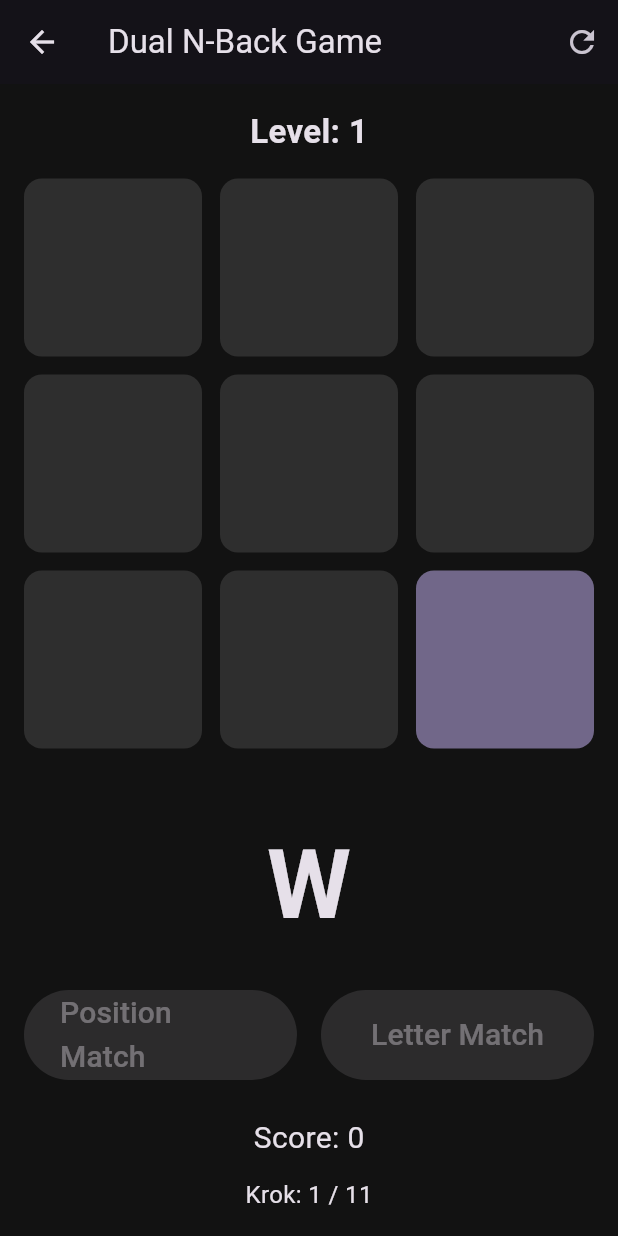
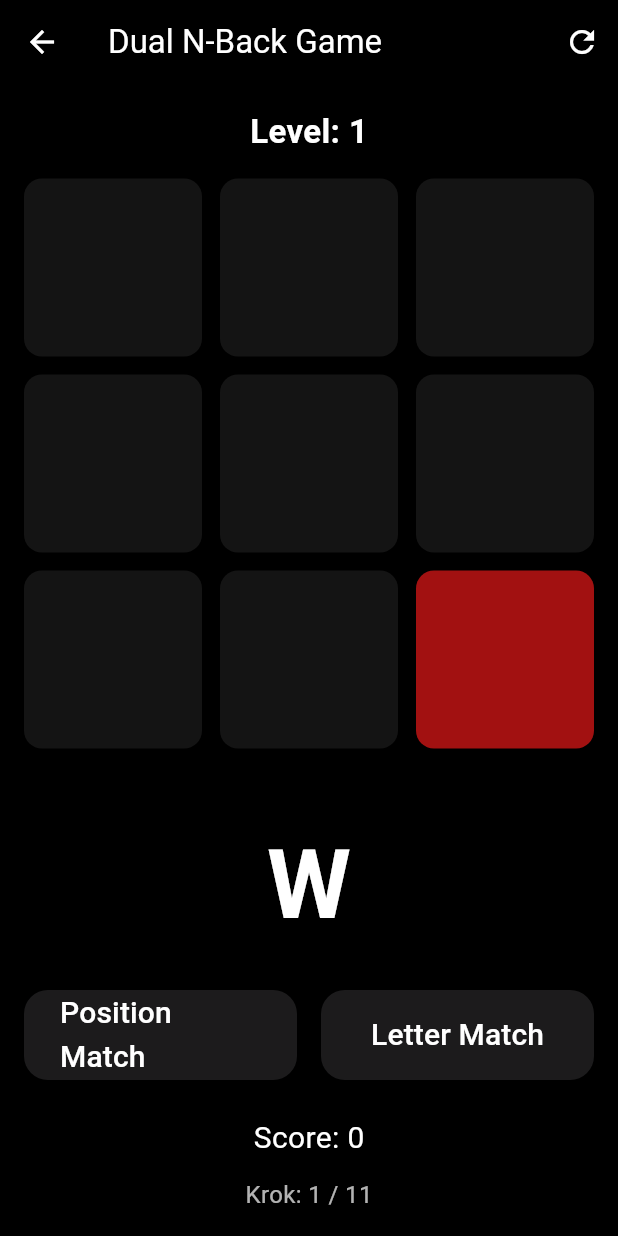
Before and after one commit to Kacpay/Fullstack_Projekt, a Flutter app: the HomePage screen opened directly, after a tap on the "play arrow" icon, on a phone screen of 412 x 824 dp. Run offline on Flutter 3.47's test engine with Material 3 defaults, Android fonts, the phone set to English and light mode, and no system bars; our stand-ins replace fl_chart, flutter_riverpod, fpdart, riverpod_annotation, shared_preferences; accounts and stored records are empty; generated files the repository leaves out were written again.

Commit message:
Dostosowanie kolorów widoku

```diff
--- a/client/lib/features/home/view/pages/home_page.dart
+++ b/client/lib/features/home/view/pages/home_page.dart
@@ -1,4 +1,5 @@
 import 'package:client/core/providers/current_user_notifier.dart';
+import 'package:client/core/theme/app_pallete.dart';
 import 'package:client/features/home/view/pages/n_back_game_page.dart';
 import 'package:client/features/home/view/pages/n_back_stats_page.dart';
 import 'package:flutter/material.dart';
@@ -12,6 +13,8 @@ class HomePage extends ConsumerWidget {
     final user = ref.watch(currentUserNotifierProvider);
 
     return Scaffold(
+      // Tło pozostaje czarne
+      backgroundColor: Colors.black,
       body: Padding(
         padding: const EdgeInsets.all(24.0),
         child: Column(
@@ -22,6 +25,7 @@ class HomePage extends ConsumerWidget {
               style: const TextStyle(
                 fontSize: 24,
                 fontWeight: FontWeight.bold,
+                color: Colors.white,
               ),
             ),
             const Spacer(),
@@ -30,6 +34,7 @@ class HomePage extends ConsumerWidget {
               style: TextStyle(
                 fontSize: 48,
                 fontWeight: FontWeight.bold,
+                color: Colors.white,
               ),
             ),
             Center(
@@ -41,7 +46,7 @@ class HomePage extends ConsumerWidget {
                     shape: RoundedRectangleBorder(
                       borderRadius: BorderRadius.circular(32),
                     ),
-                    backgroundColor: Theme.of(context).colorScheme.primary,
+                    backgroundColor: Pallete.gradient1, // gradient2 jak w auth
                     elevation: 8,
                   ),
                   onPressed: () {
@@ -61,21 +66,23 @@ class HomePage extends ConsumerWidget {
               ),
             ),
             const SizedBox(height: 32),
-            Text(
-              'Current Level:',
-              style: const TextStyle(
-                fontSize: 22,
-                fontWeight: FontWeight.w500,
-              ),
-            ),
+            //TODO display current level
+            // Text(
+            //   'Current Level:',
+            //   style: const TextStyle(
+            //     fontSize: 22,
+            //     fontWeight: FontWeight.w500,
+            //   ),
+            // ),
             const Spacer(),
             Row(
               children: [
                 Expanded(
                   child: ElevatedButton.icon(
-                    icon: const Icon(Icons.bar_chart),
-                    label: const Text('Stats'),
+                    icon: const Icon(Icons.bar_chart, color: Colors.white),
+                    label: const Text('Stats', style: TextStyle(color: Colors.white)),
                     style: ElevatedButton.styleFrom(
+                      backgroundColor: Pallete.gradient1, // gradient1 jak w auth
                       shape: RoundedRectangleBorder(
                         borderRadius: BorderRadius.circular(8),
                       ),
@@ -95,9 +102,10 @@ class HomePage extends ConsumerWidget {
                 const SizedBox(width: 16),
                 Expanded(
                   child: ElevatedButton.icon(
-                    icon: const Icon(Icons.settings),
-                    label: const Text('Settings'),
+                    icon: const Icon(Icons.settings, color: Colors.white),
+                    label: const Text('Settings', style: TextStyle(color: Colors.white)),
                     style: ElevatedButton.styleFrom(
+                      backgroundColor: Pallete.gradient1, // gradient2 jak w auth
                       shape: RoundedRectangleBorder(
                         borderRadius: BorderRadius.circular(8),
                       ),
--- a/client/lib/features/home/view/pages/n_back_game_page.dart
+++ b/client/lib/features/home/view/pages/n_back_game_page.dart
@@ -5,6 +5,7 @@ import '../../model/game_result_model.dart';
 import 'package:flutter_riverpod/flutter_riverpod.dart';
 import 'package:client/core/providers/current_user_notifier.dart';
 import 'package:client/features/home/repositories/home_local_repository.dart';
+import 'package:client/core/theme/app_pallete.dart';
 
 class NBackGamePage extends ConsumerStatefulWidget {
   const NBackGamePage({super.key});
@@ -131,15 +132,15 @@ class _NBackGamePageState extends ConsumerState<NBackGamePage> {
     showDialog(
       context: context,
       builder: (_) => AlertDialog(
-        title: const Text('Koniec gry'),
-        content: Text('Twój wynik: ${viewModel!.score}'),
+        title: const Text('Session Ended'),
+        content: Text('Score: ${viewModel!.score}'),
         actions: [
           TextButton(
             onPressed: () {
               Navigator.of(context).pop();
               _initGame();
             },
-            child: const Text('Zagraj ponownie'),
+            child: const Text('Play Again'),
           ),
         ],
       ),
@@ -160,6 +161,8 @@ class _NBackGamePageState extends ConsumerState<NBackGamePage> {
     return Scaffold(
       appBar: AppBar(
         title: const Text('Dual N-Back Game'),
+        backgroundColor: Colors.black,
+        foregroundColor: Colors.white,
         actions: [
           IconButton(
             icon: const Icon(Icons.refresh),
@@ -174,13 +177,14 @@ class _NBackGamePageState extends ConsumerState<NBackGamePage> {
           ),
         ],
       ),
+      backgroundColor: Colors.black,
       body: Padding(
         padding: const EdgeInsets.all(16.0),
         child: Column(
           children: [
             Text(
               'Level: ${viewModel!.level}',
-              style: const TextStyle(fontSize: 22, fontWeight: FontWeight.bold),
+              style: const TextStyle(fontSize: 22, fontWeight: FontWeight.bold, color: Colors.white),
             ),
             const SizedBox(height: 16),
             Expanded(
@@ -197,8 +201,8 @@ class _NBackGamePageState extends ConsumerState<NBackGamePage> {
                   return Container(
                     decoration: BoxDecoration(
                       color: isActive
-                          ? Theme.of(context).colorScheme.primary.withOpacity(0.5)
-                          : Colors.grey.withOpacity(0.2),
+                          ? Pallete.gradient2.withOpacity(0.7)
+                          : Colors.white.withOpacity(0.08),
                       borderRadius: BorderRadius.circular(12),
                     ),
                   );
@@ -208,7 +212,7 @@ class _NBackGamePageState extends ConsumerState<NBackGamePage> {
             const SizedBox(height: 12),
             Text(
               viewModel!.currentLetter,
-              style: const TextStyle(fontSize: 64, fontWeight: FontWeight.bold),
+              style: const TextStyle(fontSize: 64, fontWeight: FontWeight.bold, color: Colors.white),
             ),
             const SizedBox(height: 24),
             Row(
@@ -218,10 +222,17 @@ class _NBackGamePageState extends ConsumerState<NBackGamePage> {
                   child: SizedBox(
                     height: 60,
                     child: ElevatedButton(
+                      style: ElevatedButton.styleFrom(
+                        backgroundColor: Pallete.gradient1,
+                        shape: RoundedRectangleBorder(
+                          borderRadius: BorderRadius.circular(16),
+                        ),
+                        elevation: 4,
+                      ),
                       onPressed: (viewModel!.canCheckMatch() && !positionClicked) ? _handlePositionMatch : null,
                       child: const Text(
                         'Position Match',
-                        style: TextStyle(fontSize: 20),
+                        style: TextStyle(fontSize: 20, color: Colors.white),
                       ),
                     ),
                   ),
@@ -231,10 +242,17 @@ class _NBackGamePageState extends ConsumerState<NBackGamePage> {
                   child: SizedBox(
                     height: 60,
                     child: ElevatedButton(
+                      style: ElevatedButton.styleFrom(
+                        backgroundColor: Pallete.gradient1,
+                        shape: RoundedRectangleBorder(
+                          borderRadius: BorderRadius.circular(16),
+                        ),
+                        elevation: 4,
+                      ),
                       onPressed: (viewModel!.canCheckMatch() && !letterClicked) ? _handleLetterMatch : null,
                       child: const Text(
                         'Letter Match',
-                        style: TextStyle(fontSize: 20),
+                        style: TextStyle(fontSize: 20, color: Colors.white),
                       ),
                     ),
                   ),
@@ -244,12 +262,12 @@ class _NBackGamePageState extends ConsumerState<NBackGamePage> {
             const SizedBox(height: 24),
             Text(
               'Score: ${viewModel!.score}',
-              style: const TextStyle(fontSize: 20),
+              style: const TextStyle(fontSize: 20, color: Colors.white),
             ),
             const SizedBox(height: 12),
             Text(
               'Krok: ${viewModel!.currentStep + 1} / ${viewModel!.sequenceLength}',
-              style: const TextStyle(fontSize: 16),
+              style: const TextStyle(fontSize: 16, color: Colors.white70),
             ),
           ],
         ),
```
Also changed, not shown: client/lib/features/home/view/pages/n_back_stats_page.dart (+44 -13 lines).
